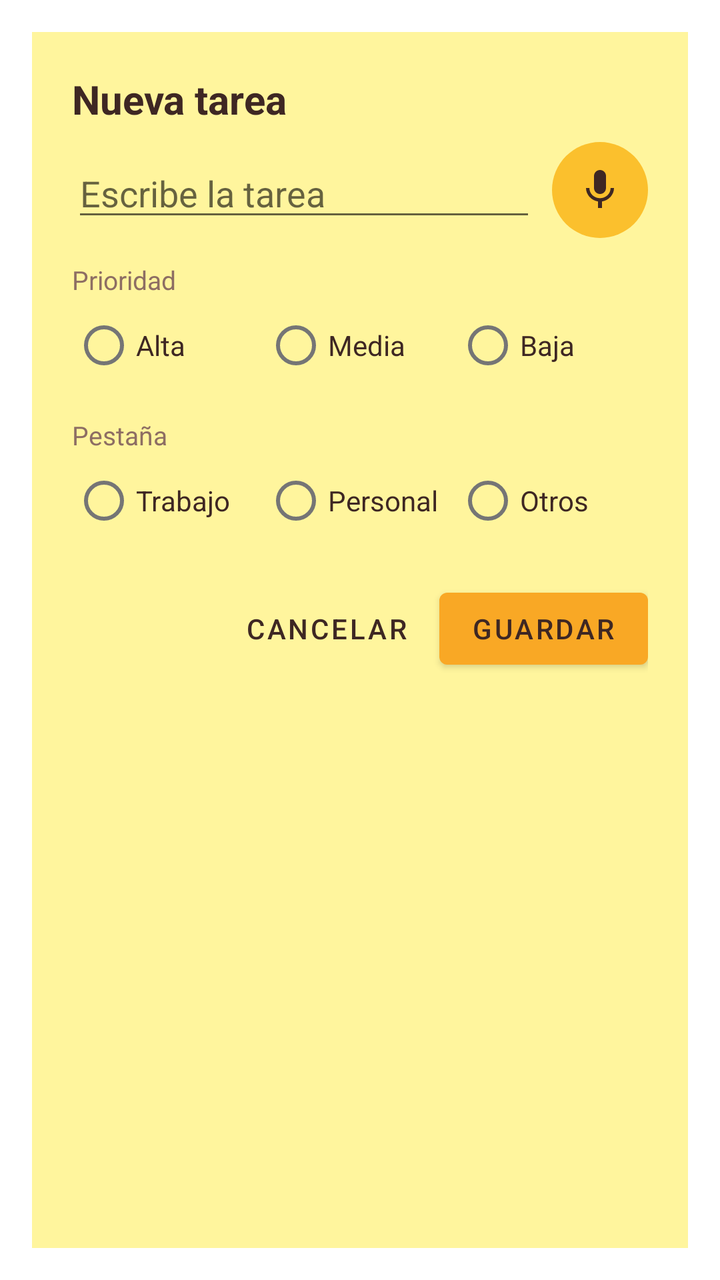
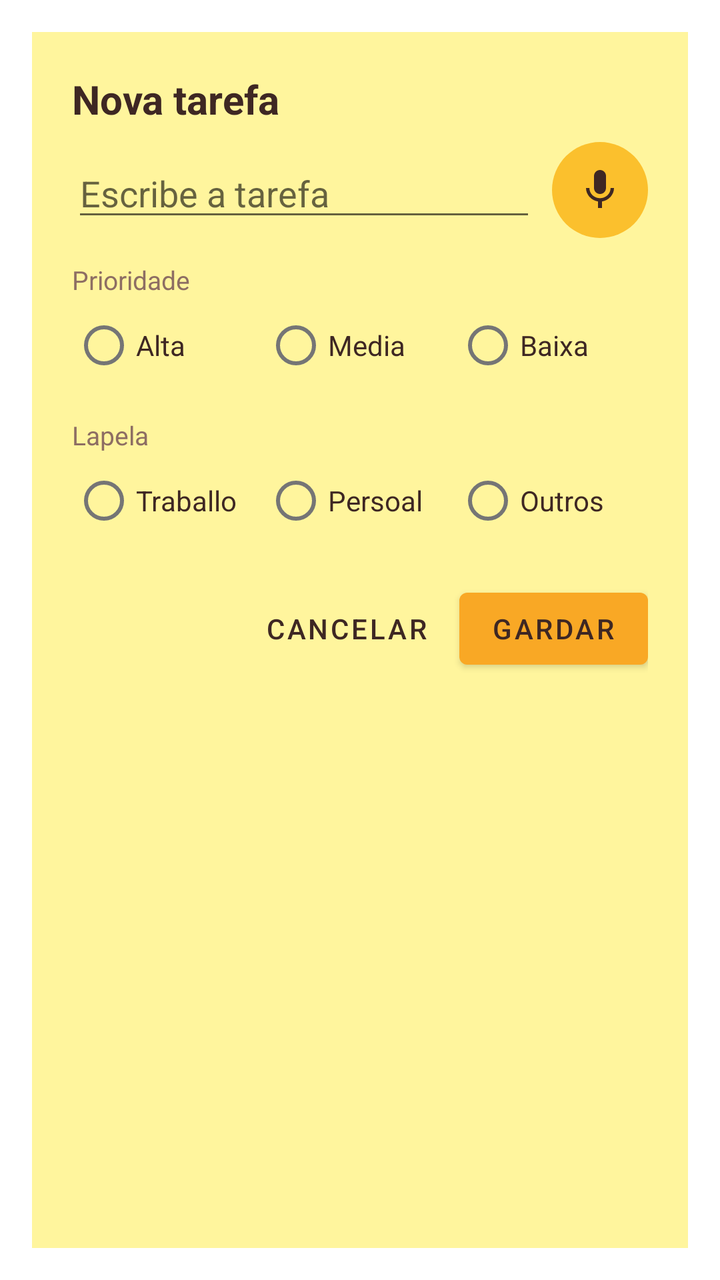

Before-and-after screenshots of an Android layout around one commit, followed by the original layout XML and the change that was made.
<!-- AndroidManifest.xml: activity theme Theme.NotasApp.Dialog -->
<!-- res/layout/activity_task_edit.xml -->
<?xml version="1.0" encoding="utf-8"?>
<LinearLayout xmlns:android="http://schemas.android.com/apk/res/android"
    android:layout_width="match_parent"
    android:layout_height="wrap_content"
    android:background="@color/postit"
    android:orientation="vertical"
    android:padding="20dp">

    <TextView
        android:id="@+id/title"
        android:layout_width="match_parent"
        android:layout_height="wrap_content"
        android:text="Nueva tarea"
        android:textColor="@color/ink"
        android:textSize="20sp"
        android:textStyle="bold" />

    <LinearLayout
        android:layout_width="match_parent"
        android:layout_height="wrap_content"
        android:layout_marginTop="8dp"
        android:gravity="center_vertical"
        android:orientation="horizontal">

        <EditText
            android:id="@+id/input"
            android:layout_width="0dp"
            android:layout_height="wrap_content"
            android:layout_weight="1"
            android:hint="Escribe la tarea"
            android:inputType="textCapSentences|textMultiLine"
            android:maxLines="5"
            android:textColor="@color/ink" />

        <ImageButton
            android:id="@+id/btn_mic"
            android:layout_width="48dp"
            android:layout_height="48dp"
            android:layout_marginStart="8dp"
            android:background="@drawable/button_round"
            android:contentDescription="Dictar tarea"
            android:src="@drawable/ic_mic" />
    </LinearLayout>

    <TextView
        style="@style/FormLabel"
        android:text="Prioridad" />

    <RadioGroup
        android:id="@+id/priority_group"
        android:layout_width="match_parent"
        android:layout_height="wrap_content"
        android:orientation="horizontal">

        <RadioButton android:id="@+id/prio_high" style="@style/FormChoice" android:text="Alta" />
        <RadioButton android:id="@+id/prio_medium" style="@style/FormChoice" android:text="Media" />
        <RadioButton android:id="@+id/prio_low" style="@style/FormChoice" android:text="Baja" />
    </RadioGroup>

    <TextView
        style="@style/FormLabel"
        android:text="Pestaña" />

    <RadioGroup
        android:id="@+id/tab_group"
        android:layout_width="match_parent"
        android:layout_height="wrap_content"
        android:orientation="horizontal">

        <RadioButton android:id="@+id/tab_work" style="@style/FormChoice" android:text="Trabajo" />
        <RadioButton android:id="@+id/tab_personal" style="@style/FormChoice" android:text="Personal" />
        <RadioButton android:id="@+id/tab_other" style="@style/FormChoice" android:text="Otros" />
    </RadioGroup>

    <LinearLayout
        android:layout_width="match_parent"
        android:layout_height="wrap_content"
        android:layout_marginTop="16dp"
        android:gravity="end"
        android:orientation="horizontal">

        <Button
            android:id="@+id/btn_cancel"
            style="@style/Widget.MaterialComponents.Button.TextButton"
            android:layout_width="wrap_content"
            android:layout_height="wrap_content"
            android:text="Cancelar"
            android:textColor="@color/ink" />

        <Button
            android:id="@+id/btn_save"
            android:layout_width="wrap_content"
            android:layout_height="wrap_content"
            android:layout_marginStart="8dp"
            android:text="Guardar"
            android:textColor="@color/ink" />
    </LinearLayout>
</LinearLayout>
<!-- resources referenced by this layout -->
<resources>
  <color name="ink">#3E2723</color>
  <color name="postit">#FFF59D</color>
  <!-- drawable button_round (drawable) -->
  <?xml version="1.0" encoding="utf-8"?>
  <shape xmlns:android="http://schemas.android.com/apk/res/android" android:shape="oval">
      <solid android:color="#FBC02D" />
  </shape>
  <!-- drawable ic_mic (drawable) -->
  <?xml version="1.0" encoding="utf-8"?>
  <vector xmlns:android="http://schemas.android.com/apk/res/android"
      android:width="24dp"
      android:height="24dp"
      android:viewportWidth="24"
      android:viewportHeight="24">
      <path
          android:fillColor="#3E2723"
          android:pathData="M12,14c1.66,0 2.99,-1.34 2.99,-3L15,5c0,-1.66 -1.34,-3 -3,-3S9,3.34 9,5v6c0,1.66 1.34,3 3,3zM17.3,11c0,3 -2.54,5.1 -5.3,5.1S6.7,14 6.7,11H5c0,3.41 2.72,6.23 6,6.72V21h2v-3.28c3.28,-0.48 6,-3.3 6,-6.72h-1.7z" />
  </vector>
  <style name="FormChoice">
          <item name="android:layout_width">0dp</item>
          <item name="android:layout_height">wrap_content</item>
          <item name="android:layout_weight">1</item>
          <item name="android:textColor">#3E2723</item>
      </style>
  <style name="FormLabel">
          <item name="android:layout_width">match_parent</item>
          <item name="android:layout_height">wrap_content</item>
          <item name="android:layout_marginTop">12dp</item>
          <item name="android:textColor">#8D6E63</item>
          <item name="android:textSize">13sp</item>
      </style>
  <style name="Theme.NotasApp.Dialog" parent="Theme.MaterialComponents.Light.Dialog">
          <item name="colorPrimary">@color/primary</item>
          <item name="colorPrimaryVariant">@color/primary_dark</item>
          <item name="colorSecondary">@color/primary_dark</item>
          <item name="windowNoTitle">true</item>
          <item name="android:windowMinWidthMajor">90%</item>
          <item name="android:windowMinWidthMinor">90%</item>
      </style>
  <color name="primary">#F9A825</color>
  <color name="primary_dark">#F57F17</color>
</resources>

<!-- the commit's change to res/layout/activity_task_edit.xml (unified diff, before → after) -->
@@ -10,7 +10,7 @@
         android:id="@+id/title"
         android:layout_width="match_parent"
         android:layout_height="wrap_content"
-        android:text="Nueva tarea"
+        android:text="Nova tarefa"
         android:textColor="@color/ink"
         android:textSize="20sp"
         android:textStyle="bold" />
@@ -27,7 +27,7 @@
             android:layout_width="0dp"
             android:layout_height="wrap_content"
             android:layout_weight="1"
-            android:hint="Escribe la tarea"
+            android:hint="Escribe a tarefa"
             android:inputType="textCapSentences|textMultiLine"
             android:maxLines="5"
             android:textColor="@color/ink" />
@@ -38,13 +38,13 @@
             android:layout_height="48dp"
             android:layout_marginStart="8dp"
             android:background="@drawable/button_round"
-            android:contentDescription="Dictar tarea"
+            android:contentDescription="Ditar tarefa"
             android:src="@drawable/ic_mic" />
     </LinearLayout>
 
     <TextView
         style="@style/FormLabel"
-        android:text="Prioridad" />
+        android:text="Prioridade" />
 
     <RadioGroup
         android:id="@+id/priority_group"
@@ -54,12 +54,12 @@
 
         <RadioButton android:id="@+id/prio_high" style="@style/FormChoice" android:text="Alta" />
         <RadioButton android:id="@+id/prio_medium" style="@style/FormChoice" android:text="Media" />
-        <RadioButton android:id="@+id/prio_low" style="@style/FormChoice" android:text="Baja" />
+        <RadioButton android:id="@+id/prio_low" style="@style/FormChoice" android:text="Baixa" />
     </RadioGroup>
 
     <TextView
         style="@style/FormLabel"
-        android:text="Pestaña" />
+        android:text="Lapela" />
 
     <RadioGroup
         android:id="@+id/tab_group"
@@ -67,9 +67,9 @@
         android:layout_height="wrap_content"
         android:orientation="horizontal">
 
-        <RadioButton android:id="@+id/tab_work" style="@style/FormChoice" android:text="Trabajo" />
-        <RadioButton android:id="@+id/tab_personal" style="@style/FormChoice" android:text="Personal" />
-        <RadioButton android:id="@+id/tab_other" style="@style/FormChoice" android:text="Otros" />
+        <RadioButton android:id="@+id/tab_work" style="@style/FormChoice" android:text="Traballo" />
+        <RadioButton android:id="@+id/tab_personal" style="@style/FormChoice" android:text="Persoal" />
+        <RadioButton android:id="@+id/tab_other" style="@style/FormChoice" android:text="Outros" />
     </RadioGroup>
 
     <LinearLayout
@@ -92,7 +92,7 @@
             android:layout_width="wrap_content"
             android:layout_height="wrap_content"
             android:layout_marginStart="8dp"
-            android:text="Guardar"
+            android:text="Gardar"
             android:textColor="@color/ink" />
     </LinearLayout>
 </LinearLayout>
